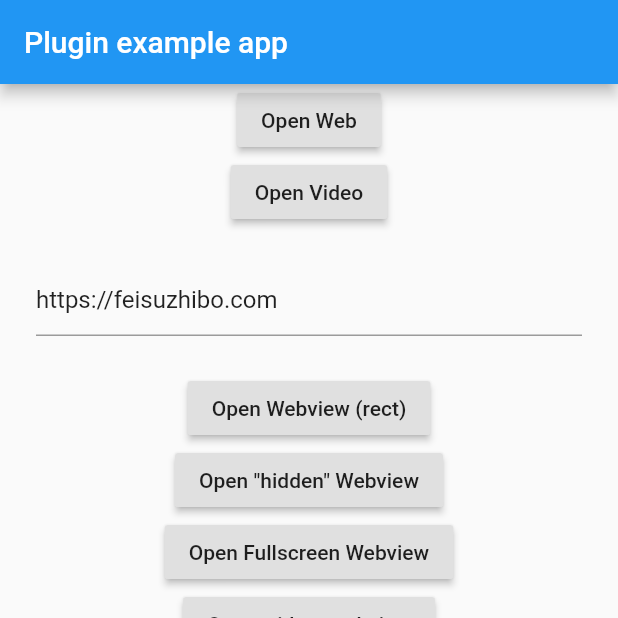
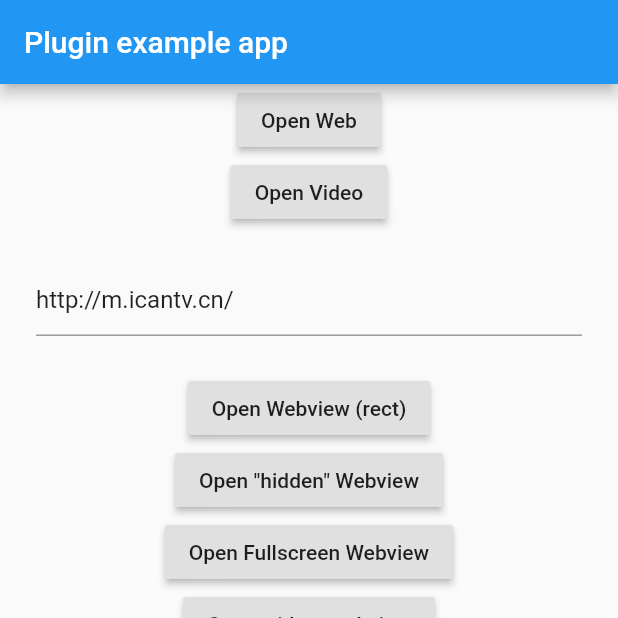
Before and after one commit to bluebellx7/flutter_webview_plugin, a Flutter app: the screen it shows after launch, on a phone screen of 412 x 824 dp, the top half of it. Run offline on Flutter 3.47's test engine with Material 2 defaults, Android fonts, the phone set to English and light mode, and no system bars.

```diff
--- a/example/lib/main.dart
+++ b/example/lib/main.dart
@@ -7,7 +7,7 @@ import 'package:flutter_webview_plugin/flutter_webview_plugin.dart';
 const kAndroidUserAgent =
     'Mozilla/5.0 (Linux; Android 6.0; Nexus 5 Build/MRA58N) AppleWebKit/537.36 (KHTML, like Gecko) Chrome/62.0.3202.94 Mobile Safari/537.36';
 
-String selectedUrl = 'https://feisuzhibo.com';
+String selectedUrl = 'http://m.icantv.cn/';
 
 void main() {
   FlutterWebviewPlugin.initX5();
```
Also changed, not shown: 1 other file.
